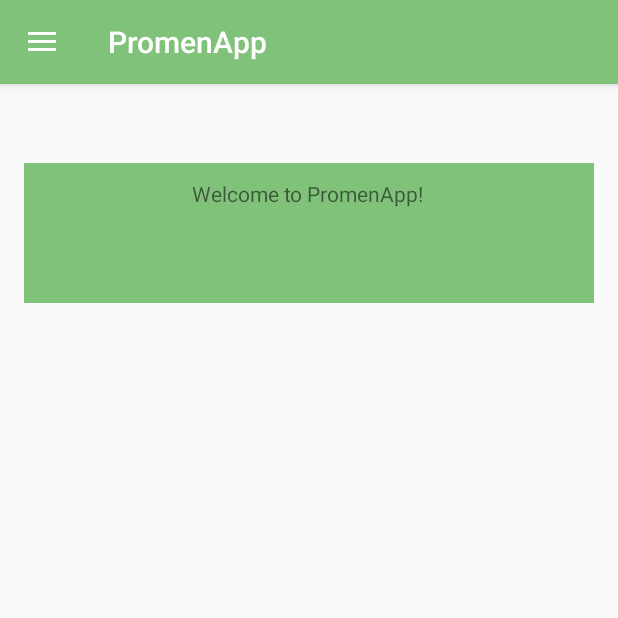
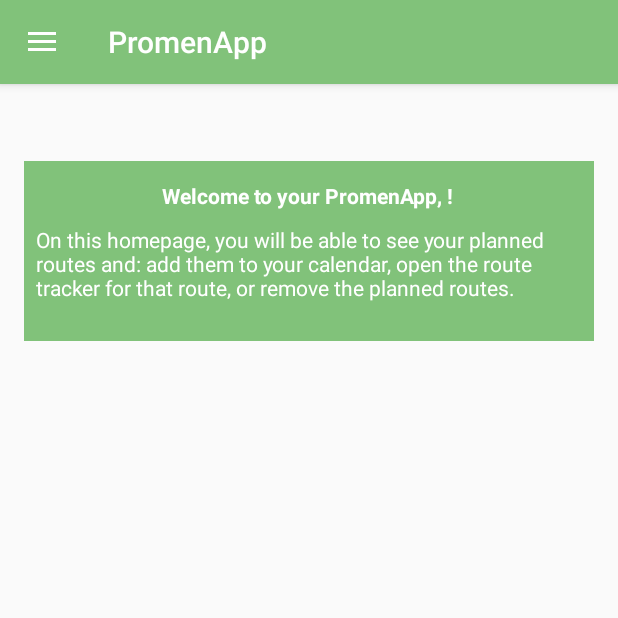
Before and after one commit to ucll-mobile-2021/project-dieterrafaeljonas, an Android app: the Home screen opened directly, with no data from a screen before it, on a phone screen of 412 x 824 dp, the top half of it. Run offline under Robolectric (Android 15) with nearby library versions, the phone set to English and light mode, and no system bars; our stand-ins replace Firebase (no records; nobody signed in at launch, a user with empty details on screens opened directly), Picasso; libraries missing offline, so code that uses them is left out: com.makeramen.roundedimageview, kotlin.time.hours; pictures from the network do not load.

Commit message:
Some more layout changes and homepage text

```diff
--- a/app/src/main/java/com/example/projectmobiledev/home/Home.kt
+++ b/app/src/main/java/com/example/projectmobiledev/home/Home.kt
@@ -47,7 +47,10 @@ class Home : AppCompatActivity() {
         setContentView(R.layout.home)
 
         val username : TextView = findViewById(R.id.username)
-        username.text = controller.getUserEmail()
+        username.text = "Welcome to your PromenApp, " + controller.getUserEmail() + "!"
+
+        val intro : TextView = findViewById(R.id.intro)
+        intro.text = "On this homepage, you will be able to see your planned routes and: add them to your calendar, open the route tracker for that route, or remove the planned routes. "
 
         recyclerView = findViewById(R.id.RecyclerViewHome)
 
--- a/app/src/main/res/layout/home.xml
+++ b/app/src/main/res/layout/home.xml
@@ -19,13 +19,14 @@
             <View
                 android:id="@+id/header"
                 android:layout_width="0dp"
-                android:layout_height="93dp"
+                android:layout_height="120dp"
                 android:layout_marginStart="16dp"
                 android:layout_marginEnd="16dp"
-                android:layout_marginBottom="16dp"
+                android:layout_marginBottom="8dp"
                 android:background="#81c27a"
                 app:layout_constraintBottom_toBottomOf="parent"
                 app:layout_constraintEnd_toEndOf="parent"
+                app:layout_constraintHorizontal_bias="0.0"
                 app:layout_constraintStart_toStartOf="parent"
                 app:layout_constraintTop_toTopOf="parent"
                 app:layout_constraintVertical_bias="0.08" />
@@ -34,29 +35,38 @@
                 android:id="@+id/username"
                 android:layout_width="wrap_content"
                 android:layout_height="wrap_content"
-                android:layout_marginBottom="32dp"
+                android:layout_marginTop="8dp"
                 android:text="TextView"
-                app:layout_constraintBottom_toBottomOf="@+id/header"
-                app:layout_constraintEnd_toEndOf="@+id/header"
-                app:layout_constraintHorizontal_bias="0.498"
-                app:layout_constraintStart_toStartOf="@+id/header" />
-
-            <TextView
-                android:id="@+id/welcome"
-                android:layout_width="wrap_content"
-                android:layout_height="wrap_content"
-                android:text="Welcome to PromenApp!"
+                android:textColor="#FFFFFF"
+                android:textStyle="bold"
                 app:layout_constraintBottom_toBottomOf="@+id/header"
                 app:layout_constraintEnd_toEndOf="@+id/header"
                 app:layout_constraintHorizontal_bias="0.498"
                 app:layout_constraintStart_toStartOf="@+id/header"
-                app:layout_constraintTop_toTopOf="parent" />
+                app:layout_constraintTop_toTopOf="@+id/header"
+                app:layout_constraintVertical_bias="0.06" />
+
+            <TextView
+                android:id="@+id/intro"
+                android:layout_width="match_parent"
+                android:layout_height="wrap_content"
+                android:layout_marginStart="24dp"
+                android:layout_marginTop="16dp"
+                android:layout_marginEnd="24dp"
+                android:layout_marginBottom="32dp"
+                android:text="TextView"
+                android:textColor="#FFFFFF"
+                app:layout_constraintBottom_toBottomOf="@+id/header"
+                app:layout_constraintEnd_toEndOf="@+id/header"
+                app:layout_constraintHorizontal_bias="0.498"
+                app:layout_constraintStart_toStartOf="@+id/header"
+                app:layout_constraintTop_toBottomOf="@+id/username" />
 
             <androidx.recyclerview.widget.RecyclerView
                 android:id="@+id/RecyclerViewHome"
                 android:layout_width="match_parent"
                 android:layout_height="wrap_content"
-                android:layout_marginTop="8dp"
+                android:layout_marginTop="4dp"
                 app:layout_constraintBottom_toBottomOf="parent"
                 app:layout_constraintEnd_toEndOf="@+id/header"
                 app:layout_constraintHorizontal_bias="0.858"
```
